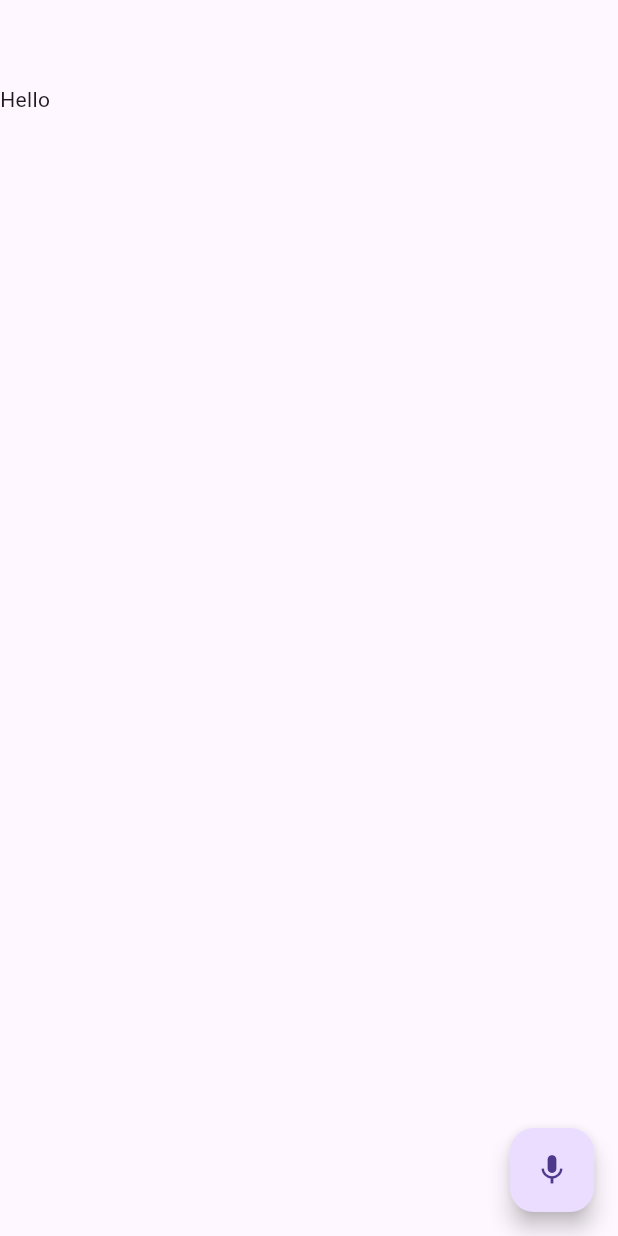
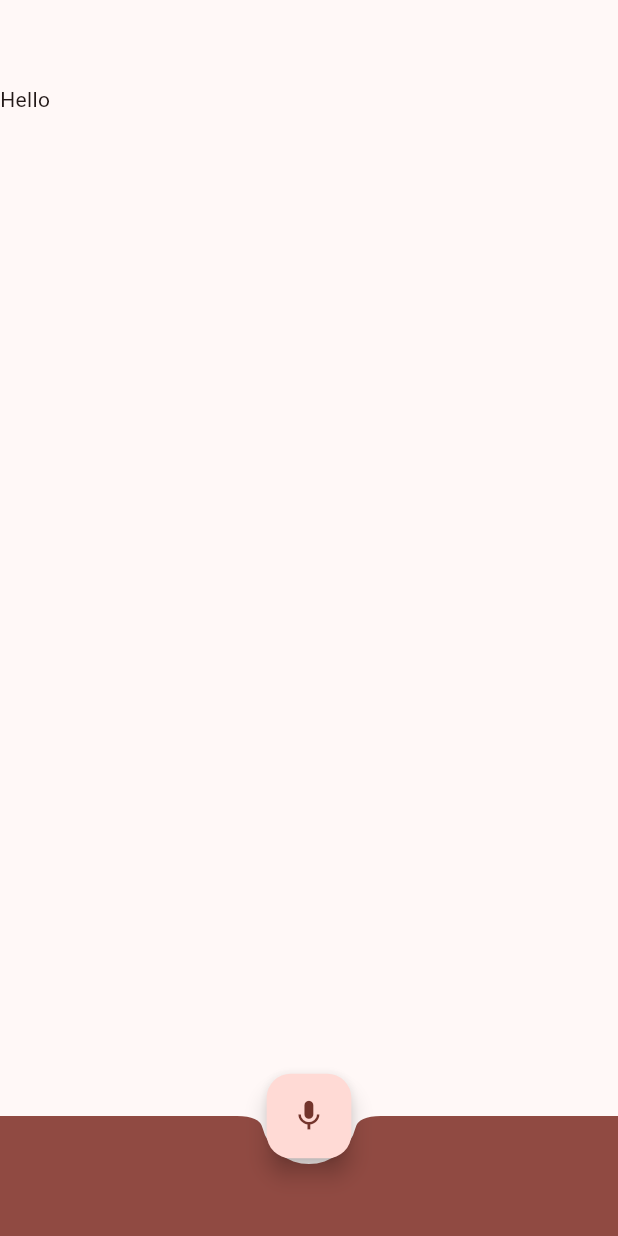
Before and after one commit to jwt2706/QuickAid, a Flutter app: the screen it shows after launch, after a tap on the "mic" icon, on a phone screen of 412 x 824 dp. Run offline on Flutter 3.47's test engine with Material 3 defaults, Android fonts, the phone set to English and light mode, and no system bars; Roboto replaces fonts that are missing (Hind).

Commit message:
Voice Button animation added

```diff
--- a/frontend/quickaid/lib/main.dart
+++ b/frontend/quickaid/lib/main.dart
@@ -14,10 +14,11 @@ class MainApp extends StatelessWidget {
       title: 'Material App with Theme',
       // Here begins the spell of theming
       theme: ThemeData(
-        // The brightness, dark as a moonless night or light as the sun at its zenith
-        brightness: Brightness.light,
-        // Primary swatch, the royal color that adorns your app's domain
-        primarySwatch: Colors.blue,
+        colorScheme: ColorScheme.fromSeed(
+          seedColor: Colors.red,
+          // ···
+          brightness: Brightness.light,
+        ),
         // Font family, the scribe that pens the text in your realm
         fontFamily: 'Montserrat',
         // Text theme, the decree that dictates the style of thy texts
--- a/frontend/quickaid/lib/widget/home.dart
+++ b/frontend/quickaid/lib/widget/home.dart
@@ -1,4 +1,5 @@
 import 'package:flutter/material.dart';
+import 'package:quickaid/widget/voice.dart';
 
 class Home extends StatefulWidget {
   const Home({super.key});
@@ -8,15 +9,35 @@ class Home extends StatefulWidget {
 }
 
 class _HomeState extends State<Home> {
+  bool micOn = true;
+  final GlobalKey<MicFloatingButtonState> micKey =
+      GlobalKey<MicFloatingButtonState>();
+
+  void handleMic() {
+    setState(() {
+      micOn = !micOn;
+      if (micOn) {
+        micKey.currentState?.startAnimation();
+      } else {
+        micKey.currentState?.stopAnimation();
+      }
+    });
+  }
+
   @override
   Widget build(BuildContext context) {
     return Scaffold(
       appBar: AppBar(),
       body: Text("Hello"),
-      floatingActionButton: FloatingActionButton(
-        onPressed: () => print("working"),
-        tooltip: 'voice',
-        child: Icon(Icons.mic),
+      floatingActionButtonLocation: FloatingActionButtonLocation.centerDocked,
+      bottomNavigationBar: BottomAppBar(
+        color: Theme.of(context).primaryColor,
+        shape: CircularNotchedRectangle(),
+        child: Container(height: 50.0),
+      ),
+      floatingActionButton: MicFloatingButton(
+        key: micKey,
+        onPressed: handleMic,
       ),
     );
   }
--- /dev/null
+++ b/frontend/quickaid/lib/widget/voice.dart
@@ -0,0 +1,63 @@
+import 'package:flutter/material.dart';
+
+class MicFloatingButton extends StatefulWidget {
+  final VoidCallback onPressed;
+  final IconData icon;
+  const MicFloatingButton(
+      {super.key, required this.onPressed, this.icon = Icons.mic});
+
+  @override
+  State<MicFloatingButton> createState() => MicFloatingButtonState();
+}
+
+class MicFloatingButtonState extends State<MicFloatingButton>
+    with SingleTickerProviderStateMixin {
+  late AnimationController _controller;
+  late Animation<double> _animation;
+
+  @override
+  void initState() {
+    super.initState();
+    _controller = AnimationController(
+      duration: const Duration(milliseconds: 1000),
+      vsync: this,
+    )..repeat(reverse: true);
+
+    _animation = Tween<double>(begin: 1.0, end: 1.2).animate(CurvedAnimation(
+      parent: _controller,
+      curve: Curves.easeInOut,
+    ));
+  }
+
+  void startAnimation() {
+    _controller.repeat(reverse: true);
+  }
+
+  void stopAnimation() {
+    _controller.stop();
+  }
+
+  @override
+  void dispose() {
+    _controller.dispose();
+    super.dispose();
+  }
+
+  @override
+  Widget build(BuildContext context) {
+    return AnimatedBuilder(
+      animation: _animation,
+      builder: (context, child) {
+        return Transform.scale(
+          scale: _animation.value,
+          child: child,
+        );
+      },
+      child: FloatingActionButton(
+        onPressed: widget.onPressed,
+        tooltip: 'Voice',
+        child: Icon(widget.icon),
+      ),
+    );
+  }
+}
```
Also changed, not shown: 3 other files.
